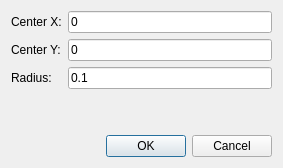
Above: resources/forms/Add circle.ui from hpfem/agros2d before the change. Below: the same form after it.
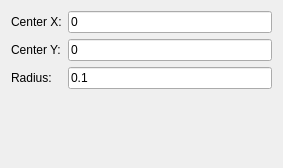
That is the form after the change.

```diff
--- a/resources/forms/Add circle.ui
+++ b/resources/forms/Add circle.ui
@@ -15,8 +15,6 @@
   </property>
   <layout class="QVBoxLayout" name="verticalLayout">
    <item>
-    <layout class="QVBoxLayout" name="verticalLayout_2" stretch="0,0">
-     <item>
       <layout class="QGridLayout" name="gridLayout">
        <item row="0" column="0">
         <widget class="QLabel" name="label">
@@ -70,18 +68,6 @@
         <widget class="QLineEdit" name="txtRadius">
          <property name="text">
           <string>0.1</string>
-         </property>
-        </widget>
-       </item>
-      </layout>
-     </item>
-     <item>
-      <widget class="QDialogButtonBox" name="buttonBox">
-       <property name="orientation">
-        <enum>Qt::Horizontal</enum>
-       </property>
-       <property name="standardButtons">
-        <set>QDialogButtonBox::Cancel|QDialogButtonBox::Ok</set>
        </property>
       </widget>
      </item>
```
Lines whose indentation alone changed are shown as unchanged.
